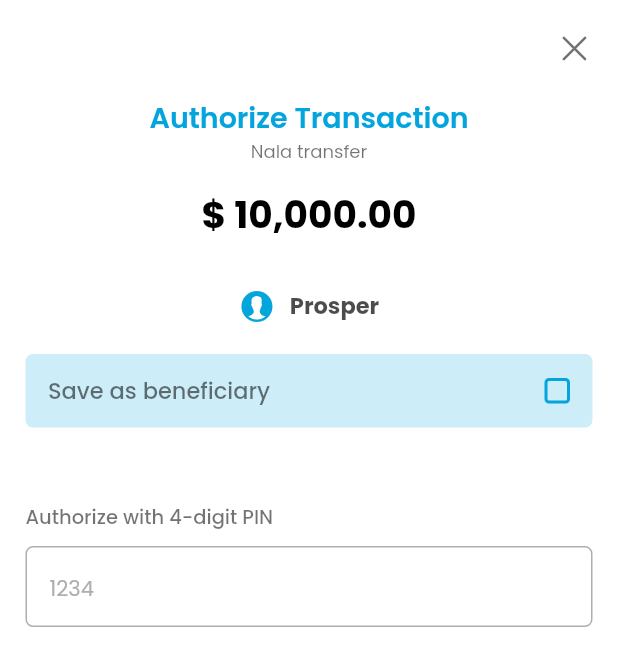
After one commit to ProsperChihimba/nala-ios-clone, a Flutter app: the ConfirmPage screen opened directly, on a phone screen of 412 x 824 dp. The commit adds this screen. Shown: the top 666 px of the screen. Run offline on Flutter 3.47's test engine with Material 2 defaults, Android fonts, the phone set to English and light mode, and no system bars; our stand-ins replace gap, get, google_fonts.

Commit message:
Add: confirm tag transfer page

```diff
--- /dev/null
+++ b/lib/send/tag/confirm.dart
@@ -0,0 +1,145 @@
+import 'package:flutter/cupertino.dart';
+import 'package:gap/gap.dart';
+import 'package:nala_clon/send/tag/input.dart';
+import 'package:nala_clon/utils/app_layout.dart';
+import 'package:nala_clon/utils/app_styles.dart';
+
+class ConfirmPage extends StatefulWidget {
+  const ConfirmPage({super.key});
+
+  @override
+  State<ConfirmPage> createState() => _ConfirmPageState();
+}
+
+class _ConfirmPageState extends State<ConfirmPage> {
+  @override
+  Widget build(BuildContext context) {
+    return CupertinoPageScaffold(
+      child: SafeArea(
+        child: Padding(
+          padding: EdgeInsets.symmetric(horizontal: AppLayout.getWidth(17)),
+          child: ListView(
+            children: [
+              Gap(AppLayout.getHeight(20)),
+
+              //
+              Align(
+                alignment: Alignment.topRight,
+                child: Icon(
+                  CupertinoIcons.clear,
+                  color: CupertinoColors.black.withOpacity(0.55),
+                ),
+              ),
+
+              //
+              Gap(AppLayout.getHeight(20)),
+              Text(
+                "Authorize Transaction",
+                textAlign: TextAlign.center,
+                style: Styles.normalText.copyWith(
+                  color: Styles.blueColor,
+                  fontSize: AppLayout.getHeight(19),
+                  fontWeight: FontWeight.w600,
+                ),
+              ),
+
+              //
+              Text(
+                "Nala transfer",
+                textAlign: TextAlign.center,
+                style: Styles.normalText.copyWith(
+                  color: CupertinoColors.black.withOpacity(0.55),
+                  fontSize: AppLayout.getHeight(12),
+                ),
+              ),
+
+              //
+              Gap(AppLayout.getHeight(15)),
+              Text(
+                "\$ 10,000.00",
+                textAlign: TextAlign.center,
+                style: Styles.normalText.copyWith(
+                  color: CupertinoColors.black,
+                  fontSize: AppLayout.getHeight(25),
+                  fontWeight: FontWeight.bold,
+                ),
+              ),
+
+              //
+              Gap(AppLayout.getHeight(30)),
+              Row(
+                mainAxisAlignment: MainAxisAlignment.center,
+                children: [
+                  //
+                  Icon(
+                    CupertinoIcons.person_alt_circle_fill,
+                    color: Styles.blueColor,
+                  ),
+                  Gap(AppLayout.getWidth(10)),
+                  //
+                  Text(
+                    "Prosper",
+                    style: Styles.normalText.copyWith(
+                      color: CupertinoColors.black.withOpacity(0.7),
+                      fontWeight: FontWeight.bold,
+                    ),
+                  )
+                ],
+              ),
+
+              // save as bene
+              Gap(AppLayout.getHeight(20)),
+              Container(
+                decoration: BoxDecoration(
+                  color: Styles.blueColor.withOpacity(0.2),
+                  borderRadius: BorderRadius.circular(AppLayout.getHeight(5)),
+                ),
+                padding: EdgeInsets.symmetric(
+                  horizontal: AppLayout.getWidth(15),
+                  vertical: AppLayout.getHeight(13),
+                ),
+
+                //
+                child: Row(
+                  mainAxisAlignment: MainAxisAlignment.spaceBetween,
+                  children: [
+                    //
+                    Text(
+                      "Save as beneficiary",
+                      style: Styles.normalText.copyWith(
+                        color: CupertinoColors.black.withOpacity(0.55),
+                        fontWeight: FontWeight.w500,
+                      ),
+                    ),
+
+                    //
+                    Container(
+                      decoration: BoxDecoration(
+                        border: Border.all(
+                          width: AppLayout.getWidth(2),
+                          color: Styles.blueColor,
+                        ),
+                        borderRadius: BorderRadius.circular(3),
+                      ),
+                      child: SizedBox(
+                        width: AppLayout.getHeight(13),
+                        height: AppLayout.getHeight(13),
+                      ),
+                    ),
+                  ],
+                ),
+              ),
+
+              // input
+              Gap(AppLayout.getHeight(30)),
+              const TagInput(
+                header: "Authorize with 4-digit PIN",
+                amount: "1234",
+              )
+            ],
+          ),
+        ),
+      ),
+    );
+  }
+}
--- a/lib/send/tag/index.dart
+++ b/lib/send/tag/index.dart
@@ -1,5 +1,6 @@
 import 'package:flutter/cupertino.dart';
 import 'package:gap/gap.dart';
+import 'package:nala_clon/send/tag/confirm.dart';
 import 'package:nala_clon/send/tag/input.dart';
 import 'package:nala_clon/utils/app_layout.dart';
 import 'package:nala_clon/utils/app_styles.dart';
@@ -110,7 +111,15 @@ class _NalaTagState extends State<NalaTag> {
             CupertinoButton(
               color: Styles.blueColor,
               child: Text("Continue"),
-              onPressed: () {},
+              onPressed: () {
+                Navigator.of(context).push(
+                  CupertinoPageRoute(
+                    builder: (BuildContext context) {
+                      return const ConfirmPage();
+                    },
+                  ),
+                );
+              },
             ),
           ],
         ),
```
